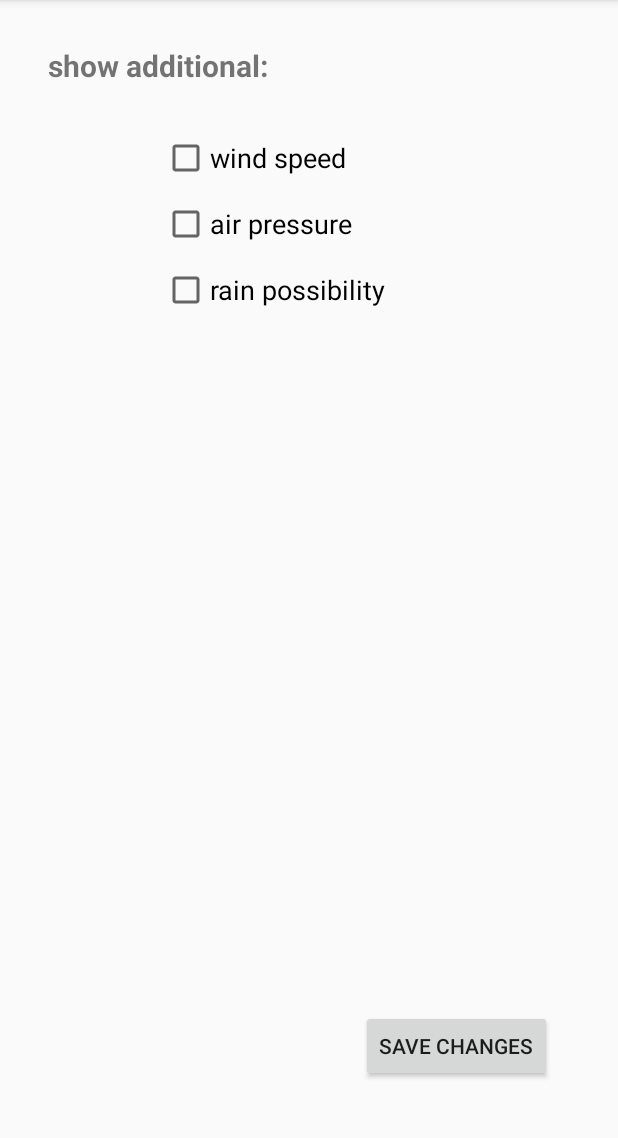
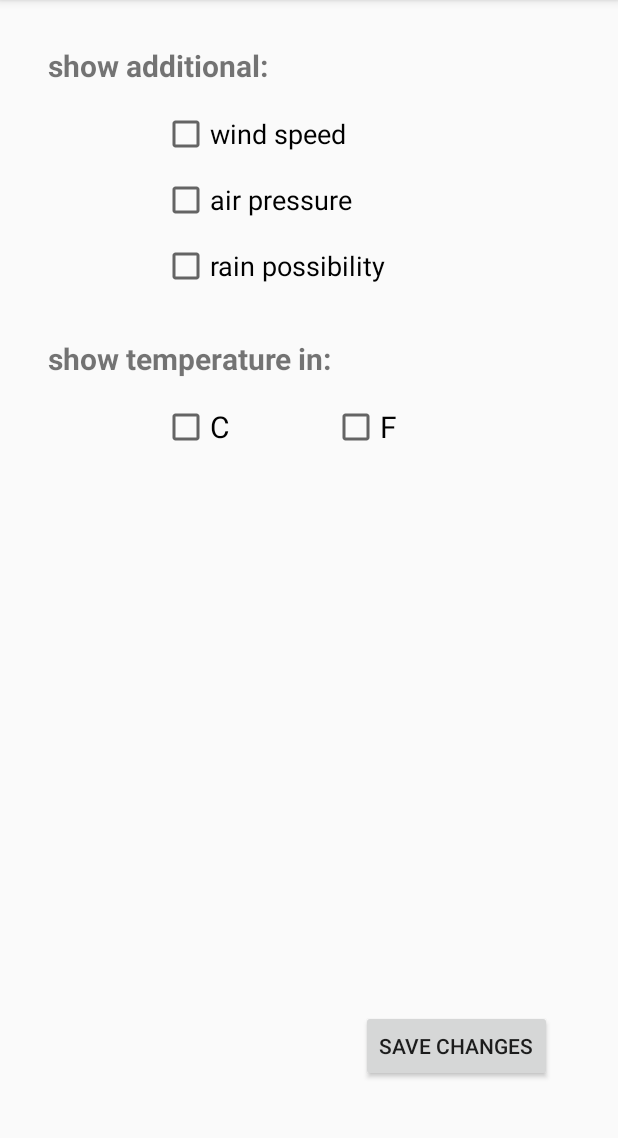
Before and after one commit to Serggithub777/WeatherApp, an Android app: the SettingsScreenActivity screen opened directly, with no data from a screen before it, on a phone screen of 412 x 824 dp, the part 84-1222 px from its top. Run offline under Robolectric (Android 15) with nearby library versions, the phone set to English and light mode, and no system bars.

Commit message:
Добавил в макет add_settings чекбоксы установки единиц измерения температуры С и F

```diff
--- a/WeatherApp/app/src/main/res/layout-land/add_settings.xml
+++ b/WeatherApp/app/src/main/res/layout-land/add_settings.xml
@@ -57,4 +57,36 @@
         app:layout_constraintEnd_toEndOf="parent"
         app:layout_constraintTop_toBottomOf="@+id/checkBoxShowRainProbably"
         app:layout_constraintVertical_bias="0.994" />
+    <TextView
+        android:id="@+id/textViewShowTempMesur"
+        android:layout_width="wrap_content"
+        android:layout_height="wrap_content"
+        android:layout_marginStart="32dp"
+        android:layout_marginTop="32dp"
+        android:text="@string/textviewShowTempMesur"
+        android:textSize="20sp"
+        android:textStyle="bold"
+        app:layout_constraintStart_toStartOf="parent"
+        app:layout_constraintTop_toBottomOf="@+id/checkBoxShowRainProbably" />
+
+    <CheckBox
+        android:id="@+id/checkBoxSetTempCelcium"
+        android:layout_width="wrap_content"
+        android:layout_height="wrap_content"
+        android:layout_marginStart="76dp"
+        android:layout_marginTop="16dp"
+        android:text="@string/checkBoxSetTempCelcium"
+        android:textSize="20sp"
+        app:layout_constraintStart_toStartOf="@+id/textViewShowTempMesur"
+        app:layout_constraintTop_toBottomOf="@+id/textViewShowTempMesur" />
+
+    <CheckBox
+        android:id="@+id/checkBoxSetTempFahren"
+        android:layout_width="wrap_content"
+        android:layout_height="wrap_content"
+        android:layout_marginStart="68dp"
+        android:text="@string/checkboxSetTempFahren"
+        android:textSize="20sp"
+        app:layout_constraintBottom_toBottomOf="@+id/checkBoxSetTempCelcium"
+        app:layout_constraintStart_toEndOf="@+id/checkBoxSetTempCelcium" />
 </androidx.constraintlayout.widget.ConstraintLayout>
--- a/WeatherApp/app/src/main/res/layout/add_settings.xml
+++ b/WeatherApp/app/src/main/res/layout/add_settings.xml
@@ -42,7 +42,7 @@
         android:layout_width="wrap_content"
         android:layout_height="wrap_content"
         android:layout_marginStart="76dp"
-        android:layout_marginTop="32dp"
+        android:layout_marginTop="16dp"
         android:text="@string/checkBoxShowWind"
         android:textSize="18sp"
         app:layout_constraintStart_toStartOf="@+id/textViewAddWeatherParam"
@@ -60,4 +60,37 @@
         app:layout_constraintTop_toBottomOf="@+id/checkBoxShowRainProbably"
         app:layout_constraintVertical_bias="0.994" />
 
+    <TextView
+        android:id="@+id/textViewShowTempMesur"
+        android:layout_width="wrap_content"
+        android:layout_height="wrap_content"
+        android:layout_marginStart="32dp"
+        android:layout_marginTop="32dp"
+        android:text="@string/textviewShowTempMesur"
+        android:textSize="20sp"
+        android:textStyle="bold"
+        app:layout_constraintStart_toStartOf="parent"
+        app:layout_constraintTop_toBottomOf="@+id/checkBoxShowRainProbably" />
+
+    <CheckBox
+        android:id="@+id/checkBoxSetTempCelcium"
+        android:layout_width="wrap_content"
+        android:layout_height="wrap_content"
+        android:layout_marginStart="76dp"
+        android:layout_marginTop="16dp"
+        android:text="@string/checkBoxSetTempCelcium"
+        android:textSize="20sp"
+        app:layout_constraintStart_toStartOf="@+id/textViewShowTempMesur"
+        app:layout_constraintTop_toBottomOf="@+id/textViewShowTempMesur" />
+
+    <CheckBox
+        android:id="@+id/checkBoxSetTempFahren"
+        android:layout_width="wrap_content"
+        android:layout_height="wrap_content"
+        android:layout_marginStart="68dp"
+        android:text="@string/checkboxSetTempFahren"
+        android:textSize="20sp"
+        app:layout_constraintBottom_toBottomOf="@+id/checkBoxSetTempCelcium"
+        app:layout_constraintStart_toEndOf="@+id/checkBoxSetTempCelcium" />
+
 </androidx.constraintlayout.widget.ConstraintLayout>
--- a/WeatherApp/app/src/main/res/values/strings.xml
+++ b/WeatherApp/app/src/main/res/values/strings.xml
@@ -28,4 +28,7 @@
     <string name="textviewPobablyValue">78</string>
     <string name="textviewProbablyMesur">%</string>
     <string name="editTextEnterCity">EnterCity</string>
+    <string name="textviewShowTempMesur">show temperature in:</string>
+    <string name="checkBoxSetTempCelcium">C</string>
+    <string name="checkboxSetTempFahren">F</string>
 </resources>
```
